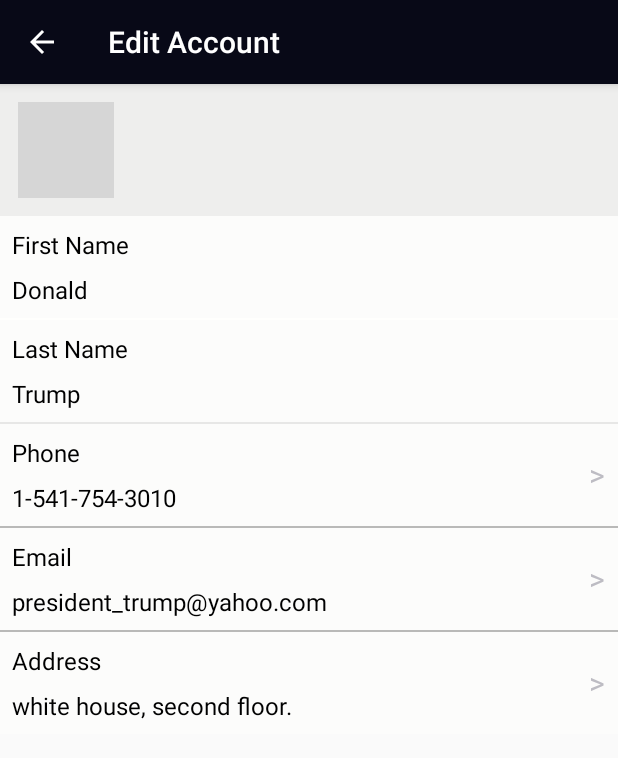
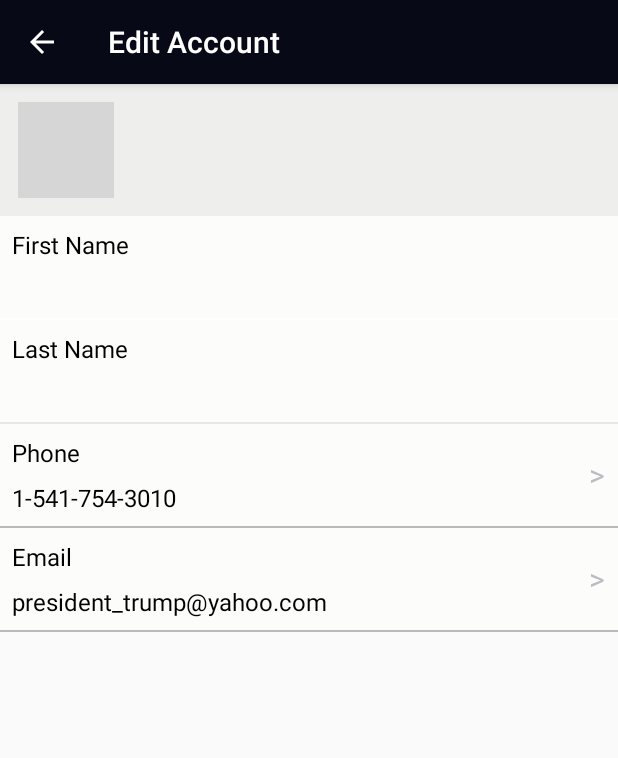
Before and after one commit to MuhammadElsayed96/ByBike-Rider, an Android app: the EditAccount screen opened directly, with no data from a screen before it, on a phone screen of 412 x 824 dp. Shown: the top 758 px of the screen. Run offline under Robolectric (Android 15) with nearby library versions, the phone set to English and light mode, and no system bars; libraries missing offline, so code that uses them is left out: com.mikhaellopez.circularimageview; plain views replace CircularImageView; 5 statements that could not run were skipped; grey boxes are pictures that could not be loaded.

Commit message:
Adjusting Account/EditProfile.

```diff
--- a/app/build.gradle
+++ b/app/build.gradle
@@ -26,9 +26,9 @@ dependencies {
     implementation 'com.android.support:support-vector-drawable:27.1.1'
     implementation 'com.android.support:support-v4:27.1.1'
     implementation 'com.google.android.gms:play-services-maps:15.0.1'
-    compile 'com.mikhaellopez:circularimageview:3.0.2'
-    compile 'me.zhanghai.android.materialratingbar:library:1.2.0'
-    compile 'me.grantland:autofittextview:0.2.+'
+    implementation 'com.mikhaellopez:circularimageview:3.0.2'
+    implementation 'me.zhanghai.android.materialratingbar:library:1.2.0'
+    implementation 'me.grantland:autofittextview:0.2.+'
     testImplementation 'junit:junit:4.12'
     androidTestImplementation 'com.android.support.test:runner:1.0.2'
     androidTestImplementation 'com.android.support.test.espresso:espresso-core:3.0.2'
--- a/app/src/main/java/com/muhammadelsayed/bybike_rider/AccountActivities/EditAccount.java
+++ b/app/src/main/java/com/muhammadelsayed/bybike_rider/AccountActivities/EditAccount.java
@@ -1,54 +1,86 @@
 package com.muhammadelsayed.bybike_rider.AccountActivities;
 
 import android.content.Intent;
+import android.os.Bundle;
 import android.support.v7.app.AppCompatActivity;
-import android.os.Bundle;
 import android.view.MenuItem;
 import android.view.View;
 import android.widget.LinearLayout;
+import android.widget.TextView;
 
+import com.muhammadelsayed.bybike_rider.Model.UserModel;
 import com.muhammadelsayed.bybike_rider.R;
-import com.muhammadelsayed.bybike_rider.RatingActivities.AcceptanceDetails;
+import com.muhammadelsayed.bybike_rider.Utils.Utils;
 
 public class EditAccount extends AppCompatActivity {
 
     private LinearLayout mLlEditPhone;
     private LinearLayout mLlEditEmail;
-    private LinearLayout mLlEditAddress;
+    private TextView mTvPhoneInfo;
+    private TextView mTvEmailInfo;
+    private TextView mTvFname;
+    private TextView mTvLname;
+    private UserModel currentUser;
+
+    private static final int FIRST_NAME_INDEX = 0;
+    private static final int LAST_NAME_INDEX = 1;
+
 
     private LinearLayout.OnClickListener mOnLlEditPhoneClickListener = new View.OnClickListener() {
         @Override
         public void onClick(View v) {
-            startActivity(new Intent(getApplicationContext(), EditAccountPhone.class));
+            Intent intent = new Intent(getApplicationContext(), EditAccountPhone.class);
+            intent.putExtra("user_phone", currentUser.getUser().getPhone());
+            startActivity(intent);
         }
     };
     private LinearLayout.OnClickListener mOnLlEditEmailClickListener = new View.OnClickListener() {
         @Override
         public void onClick(View v) {
-            startActivity(new Intent(getApplicationContext(), EditAccountEmail.class));
+            Intent intent = new Intent(getApplicationContext(), EditAccountEmail.class);
+            intent.putExtra("user_email", currentUser.getUser().getEmail());
+            startActivity(intent);
         }
     };
-    private LinearLayout.OnClickListener mOnLlEditAddressClickListener = new View.OnClickListener() {
-        @Override
-        public void onClick(View v) {
-            startActivity(new Intent(getApplicationContext(), EditAccountAddress.class));
-        }
-    };
+
 
     @Override
     protected void onCreate(Bundle savedInstanceState) {
         super.onCreate(savedInstanceState);
         setContentView(R.layout.activity_edit_account);
+
+        setupWidgets();
+
+    }
+
+
+    /**
+     * sets up all activity widgets
+     */
+    private void setupWidgets() {
         getSupportActionBar().setDisplayHomeAsUpEnabled(true);
 
-
-        mLlEditAddress = findViewById(R.id.address_layout);
         mLlEditPhone = findViewById(R.id.phone_layout);
         mLlEditEmail = findViewById(R.id.email_layout);
-        mLlEditAddress.setOnClickListener(mOnLlEditAddressClickListener);
         mLlEditPhone.setOnClickListener(mOnLlEditPhoneClickListener);
         mLlEditEmail.setOnClickListener(mOnLlEditEmailClickListener);
 
+        currentUser = (UserModel) getIntent().getSerializableExtra("current_user");
+
+        mTvPhoneInfo = findViewById(R.id.phone_info);
+        mTvEmailInfo = findViewById(R.id.email_info);
+        mTvFname = findViewById(R.id.first_name_info);
+        mTvLname = findViewById(R.id.last_name_info);
+
+        String[] names = Utils.splitName(currentUser.getUser().getName());
+        String fName = names[FIRST_NAME_INDEX];
+        String lName = names[LAST_NAME_INDEX];
+
+        mTvFname.setText(fName);
+        mTvLname.setText(lName);
+
+        mTvPhoneInfo.setText(currentUser.getUser().getPhone());
+        mTvEmailInfo.setText(currentUser.getUser().getEmail());
     }
 
     @Override
@@ -60,4 +92,6 @@ public class EditAccount extends AppCompatActivity {
         }
         return super.onOptionsItemSelected(item);
     }
+
+
 }
--- a/app/src/main/res/layout-v21/login_layout.xml
+++ b/app/src/main/res/layout-v21/login_layout.xml
@@ -32,7 +32,7 @@
                 android:id="@+id/input_email"
                 android:layout_width="match_parent"
                 android:layout_height="wrap_content"
-                android:text="xmonahan@example.com"
+                android:text="gertrude.schuppe@example.net"
                 android:backgroundTint="@color/ET_Background_tint"
                 android:hint="@string/email"
                 android:inputType="textEmailAddress" />
--- a/app/src/main/res/layout/activity_edit_account.xml
+++ b/app/src/main/res/layout/activity_edit_account.xml
@@ -49,7 +49,6 @@
             android:layout_width="wrap_content"
             android:layout_height="0dp"
             android:layout_weight="1"
-            android:text="Donald"
             android:textColor="@android:color/black"
             android:textSize="16sp" />
     </LinearLayout>
@@ -87,7 +86,6 @@
             android:id="@+id/last_name_info"
             android:layout_width="wrap_content"
             android:layout_height="wrap_content"
-            android:text="Trump"
             android:textColor="@android:color/black"
             android:textSize="16sp" />
 
@@ -215,49 +213,49 @@
         app:layout_constraintRight_toRightOf="parent"
         app:layout_constraintTop_toBottomOf="@id/email_layout" />
 
-    <LinearLayout
-        android:id="@+id/address_layout"
-        android:layout_width="match_parent"
-        android:layout_height="wrap_content"
-        android:background="#fcfcfb"
-        android:padding="8dp"
-        app:layout_constraintLeft_toLeftOf="parent"
-        app:layout_constraintRight_toRightOf="parent"
-        app:layout_constraintTop_toBottomOf="@id/address_separator">
+    <!--<LinearLayout-->
+        <!--android:id="@+id/address_layout"-->
+        <!--android:layout_width="match_parent"-->
+        <!--android:layout_height="wrap_content"-->
+        <!--android:background="#fcfcfb"-->
+        <!--android:padding="8dp"-->
+        <!--app:layout_constraintLeft_toLeftOf="parent"-->
+        <!--app:layout_constraintRight_toRightOf="parent"-->
+        <!--app:layout_constraintTop_toBottomOf="@id/address_separator">-->
 
-        <LinearLayout
-            android:layout_width="0dp"
-            android:layout_height="wrap_content"
-            android:layout_weight="1"
-            android:orientation="vertical">
+        <!--<LinearLayout-->
+            <!--android:layout_width="0dp"-->
+            <!--android:layout_height="wrap_content"-->
+            <!--android:layout_weight="1"-->
+            <!--android:orientation="vertical">-->
 
-            <TextView
-                android:id="@+id/address_label"
-                android:layout_width="wrap_content"
-                android:layout_height="wrap_content"
-                android:layout_marginBottom="8dp"
-                android:text="Address"
-                android:textColor="@android:color/black"
-                android:textSize="16sp" />
+            <!--<TextView-->
+                <!--android:id="@+id/address_label"-->
+                <!--android:layout_width="wrap_content"-->
+                <!--android:layout_height="wrap_content"-->
+                <!--android:layout_marginBottom="8dp"-->
+                <!--android:text="Address"-->
+                <!--android:textColor="@android:color/black"-->
+                <!--android:textSize="16sp" />-->
 
-            <TextView
-                android:id="@+id/address_info"
-                android:layout_width="wrap_content"
-                android:layout_height="wrap_content"
-                android:text="white house, second floor."
-                android:textColor="@android:color/black"
-                android:textSize="16sp" />
+            <!--<TextView-->
+                <!--android:id="@+id/address_info"-->
+                <!--android:layout_width="wrap_content"-->
+                <!--android:layout_height="wrap_content"-->
+                <!--android:text="white house, second floor."-->
+                <!--android:textColor="@android:color/black"-->
+                <!--android:textSize="16sp" />-->
 
-        </LinearLayout>
+        <!--</LinearLayout>-->
 
-        <TextView
-            android:layout_width="0dp"
-            android:layout_height="wrap_content"
-            android:layout_gravity="center_vertical"
-            android:layout_weight=".1"
-            android:gravity="end"
-            android:text=">"
-            android:textColor="#bdbcc3"
-            android:textSize="20sp" />
-    </LinearLayout>
+        <!--<TextView-->
+            <!--android:layout_width="0dp"-->
+            <!--android:layout_height="wrap_content"-->
+            <!--android:layout_gravity="center_vertical"-->
+            <!--android:layout_weight=".1"-->
+            <!--android:gravity="end"-->
+            <!--android:text=">"-->
+            <!--android:textColor="#bdbcc3"-->
+            <!--android:textSize="20sp" />-->
+    <!--</LinearLayout>-->
 </android.support.constraint.ConstraintLayout>
--- a/app/src/main/res/layout/activity_edit_account_address.xml
+++ b/app/src/main/res/layout/activity_edit_account_address.xml
@@ -28,7 +28,7 @@
             android:textSize="14sp" />
 
         <EditText
-            android:id="@+id/et_edit_phone"
+            android:id="@+id/et_edit_address"
             android:layout_width="match_parent"
             android:layout_height="wrap_content"
             android:backgroundTint="#49a3bb"
--- a/app/src/main/res/layout/activity_edit_account_email.xml
+++ b/app/src/main/res/layout/activity_edit_account_email.xml
@@ -28,12 +28,11 @@
             android:textSize="14sp" />
 
         <EditText
-            android:id="@+id/et_edit_phone"
+            android:id="@+id/et_edit_email"
             android:layout_width="match_parent"
             android:layout_height="wrap_content"
             android:backgroundTint="#49a3bb"
-            android:maxLines="1"
-            android:text="president_trump@yahoo.com" />
+            android:maxLines="1" />
     </LinearLayout>
 
     <Button
--- a/app/src/main/res/layout/activity_edit_account_phone.xml
+++ b/app/src/main/res/layout/activity_edit_account_phone.xml
@@ -31,8 +31,7 @@
             android:layout_width="match_parent"
             android:layout_height="wrap_content"
             android:backgroundTint="#49a3bb"
-            android:maxLines="1"
-            android:text="1-541-754-3010" />
+            android:maxLines="1" />
     </LinearLayout>
 
     <Button
--- a/app/src/main/res/layout/fragment_account.xml
+++ b/app/src/main/res/layout/fragment_account.xml
@@ -42,7 +42,6 @@
             android:id="@+id/tv_user_name"
             android:layout_width="wrap_content"
             android:layout_height="wrap_content"
-            android:text="Trumpw"
             android:textAlignment="center"
             android:textAllCaps="true"
             android:textColor="@android:color/white"
--- a/app/src/main/res/layout/login_layout.xml
+++ b/app/src/main/res/layout/login_layout.xml
@@ -32,7 +32,7 @@
                 android:id="@+id/input_email"
                 android:layout_width="match_parent"
                 android:layout_height="wrap_content"
-                android:text="xmonahan@example.com"
+                android:text="gertrude.schuppe@example.net"
                 android:backgroundTint="@color/ET_Background_tint"
                 android:hint="@string/email"
                 android:inputType="textEmailAddress" />
```
Also changed, not shown: app/src/main/java/com/muhammadelsayed/bybike_rider/AccountActivities/EditAccountEmail.java (+16 -1 lines), app/src/main/java/com/muhammadelsayed/bybike_rider/AccountActivities/EditAccountPhone.java (+18 -2 lines), app/src/main/java/com/muhammadelsayed/bybike_rider/Fragments/AccountFragment.java (+34 -7 lines), app/src/main/java/com/muhammadelsayed/bybike_rider/Fragments/LoginFragment.java (+7 -6 lines), app/src/main/java/com/muhammadelsayed/bybike_rider/Model/UserModel.java (+11 -1 lines), app/src/main/java/com/muhammadelsayed/bybike_rider/Utils/Utils.java (+12 -0 lines).
